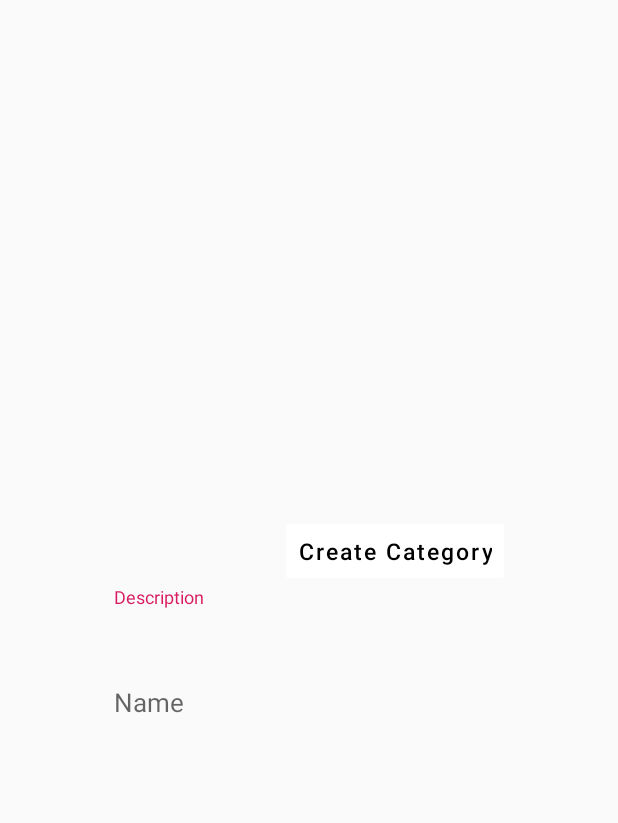
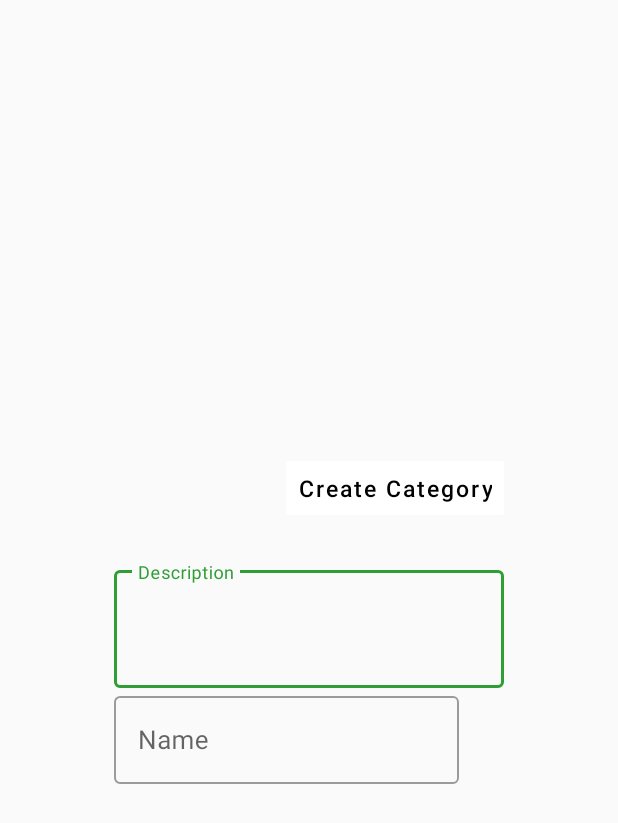
Before and after one commit to definitelyme/Nerdslot, an Android app: the layout fragment_create_category.xml on its own in the app's theme, with its tools: preview values and no code run, on a phone screen of 412 x 824 dp. Shown: the top 823 px of the screen. Run offline under Robolectric (Android 15) with nearby library versions, the phone set to English and light mode, and no system bars.

Commit message:
Optimize code

```diff
--- a/app/src/main/res/layout/fragment_create_category.xml
+++ b/app/src/main/res/layout/fragment_create_category.xml
@@ -36,13 +36,14 @@
 
             <com.google.android.material.textfield.TextInputLayout
                 android:layout_width="@dimen/dimen_260"
+                style="@style/Widget.MaterialComponents.TextInputLayout.OutlinedBox"
+                android:layout_marginTop="@dimen/dimen_25"
                 android:layout_height="wrap_content">
 
                 <com.google.android.material.textfield.TextInputEditText
                     android:id="@+id/category_description_edidText"
                     android:layout_width="match_parent"
                     android:layout_height="wrap_content"
-                    android:background="@color/transparent"
                     android:gravity="top|start"
                     android:hint="@string/category_description_string"
                     android:imeActionLabel="Create"
@@ -55,6 +56,7 @@
             </com.google.android.material.textfield.TextInputLayout>
 
             <com.google.android.material.textfield.TextInputLayout
+                style="@style/Widget.MaterialComponents.TextInputLayout.OutlinedBox"
                 android:layout_width="@dimen/dimen_230"
                 android:layout_height="wrap_content">
 
@@ -62,7 +64,6 @@
                     android:id="@+id/category_name_editText"
                     android:layout_width="match_parent"
                     android:layout_height="wrap_content"
-                    android:background="@color/transparent"
                     android:hint="@string/category_name_string"
                     android:inputType="textCapSentences"
                     android:maxLines="1"
```
